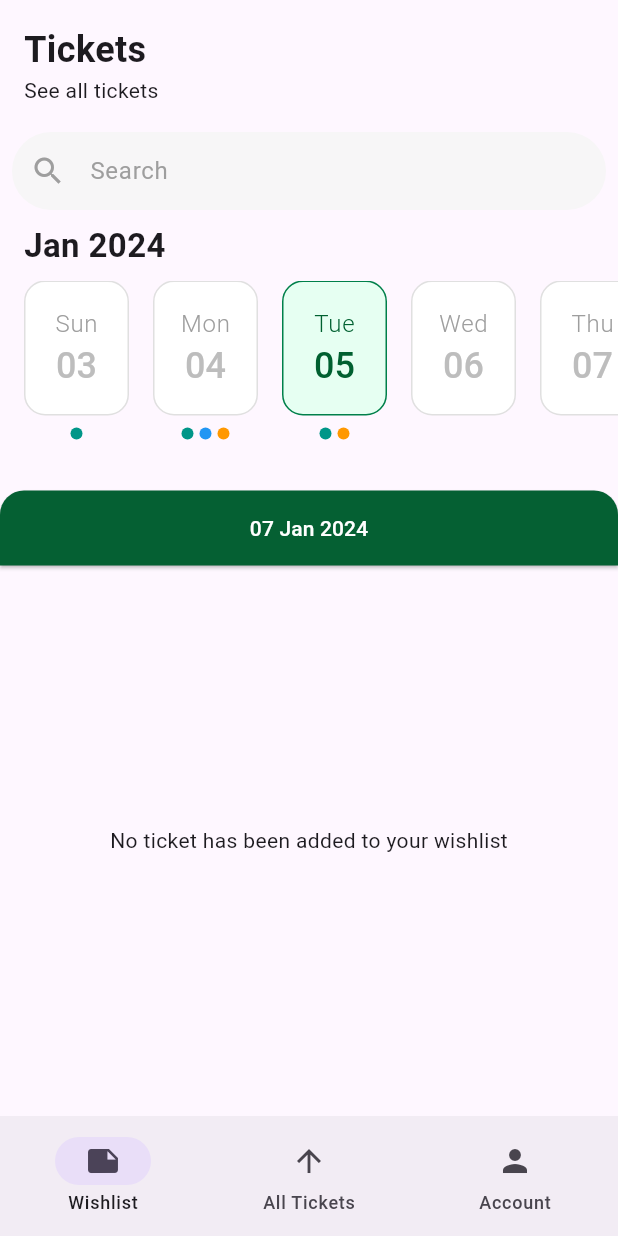
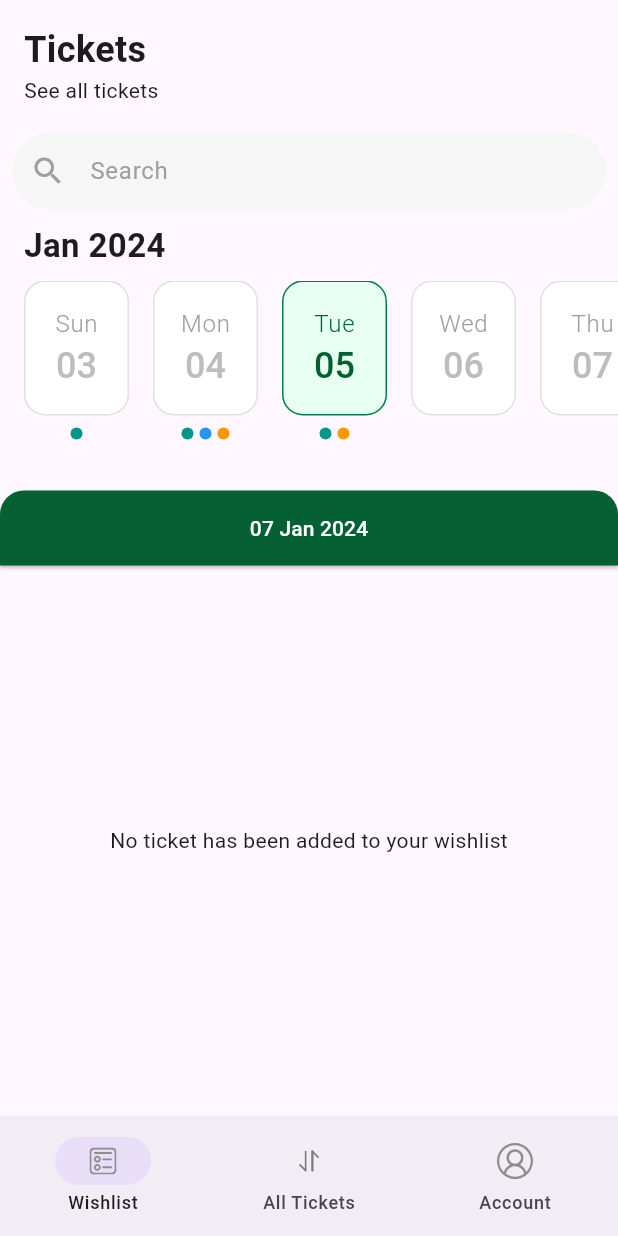
Before and after one commit to rexfilius/ticketing-app, a Flutter app: the screen it shows after launch, on a phone screen of 412 x 824 dp. Run offline on Flutter 3.47's test engine with Material 3 defaults, Android fonts, the phone set to English and light mode, and no system bars; our stand-ins replace dio, equatable, flutter_riverpod, flutter_svg, go_router.

Commit message:
Add svg icon

```diff
--- a/lib/screens/nav/nav_destination.dart
+++ b/lib/screens/nav/nav_destination.dart
@@ -1,14 +1,15 @@
-import 'package:flutter/material.dart';
-
 class NavDestination {
   final String label;
-  final IconData icon;
+  final String logoPath;
 
-  const NavDestination({required this.label, required this.icon});
+  const NavDestination({required this.label, required this.logoPath});
 }
 
 final navDestinations = [
-  NavDestination(label: 'Wishlist', icon: Icons.note),
-  NavDestination(label: 'All Tickets', icon: Icons.arrow_upward),
-  NavDestination(label: 'Account', icon: Icons.person),
+  NavDestination(label: 'Wishlist', logoPath: 'assets/svg/logo_wishlist.svg'),
+  NavDestination(
+    label: 'All Tickets',
+    logoPath: 'assets/svg/logo_all_tickets.svg',
+  ),
+  NavDestination(label: 'Account', logoPath: 'assets/svg/logo_account.svg'),
 ];
--- a/lib/screens/nav/nav_screen.dart
+++ b/lib/screens/nav/nav_screen.dart
@@ -1,5 +1,6 @@
 import 'package:flutter/material.dart';
 import 'package:flutter_riverpod/flutter_riverpod.dart';
+import 'package:flutter_svg/flutter_svg.dart';
 import 'package:go_router/go_router.dart';
 import 'package:ticketing_app/screens/nav/nav_destination.dart';
 
@@ -22,7 +23,7 @@ class _NavScreenState extends ConsumerState<NavScreen> {
         onDestinationSelected: widget.navigationShell.goBranch,
         destinations: navDestinations.map((destination) {
           return NavigationDestination(
-            icon: Icon(destination.icon),
+            icon: SvgPicture.asset(destination.logoPath),
             label: destination.label,
           );
         }).toList(),
--- a/pubspec.yaml
+++ b/pubspec.yaml
@@ -19,6 +19,7 @@ dependencies:
   equatable: ^2.0.7
   dio: ^5.8.0+1
   intl: ^0.20.2
+  flutter_svg: ^2.2.0
 
 dev_dependencies:
   flutter_test:
@@ -37,9 +38,8 @@ flutter:
   uses-material-design: true
 
   # To add assets to your application, add an assets section, like this:
-  # assets:
-  #   - images/a_dot_burr.jpeg
-  #   - images/a_dot_ham.jpeg
+  assets:
+    - assets/svg/
 
   # An image asset can refer to one or more resolution-specific "variants", see
   # https://flutter.dev/to/resolution-aware-images
```
Also changed, not shown: assets/svg/logo_account.svg (added), assets/svg/logo_all_tickets.svg (added), assets/svg/logo_wishlist.svg (added), pubspec.lock.
